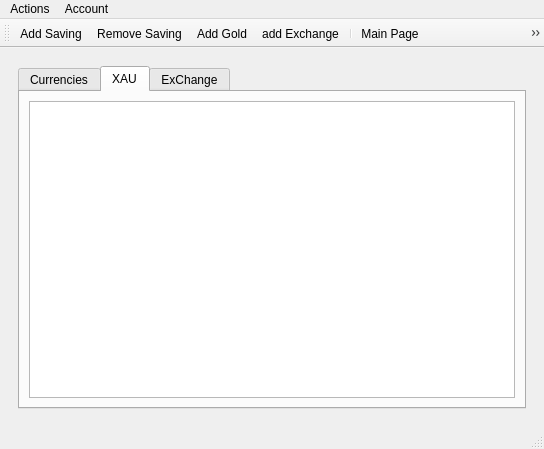
Qt form mainwindow.ui (EmreBilal98/Saving_Organizator) before a commit.
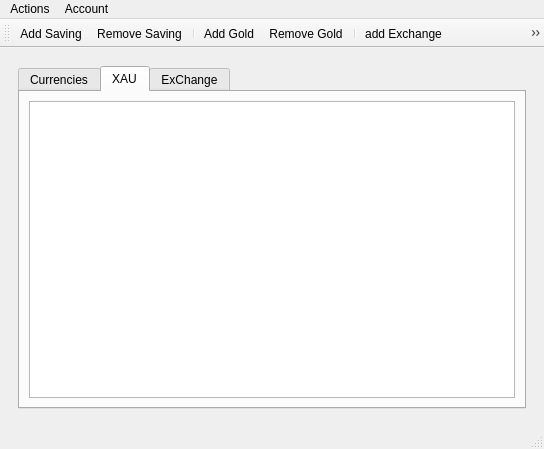
The same form after that commit. Icons and pictures are not drawn.

```diff
--- a/mainwindow.ui
+++ b/mainwindow.ui
@@ -277,8 +277,12 @@
    </attribute>
    <addaction name="actionAdd_Saving"/>
    <addaction name="actionRemove_Saving"/>
+   <addaction name="separator"/>
    <addaction name="actionAdd_Gold"/>
+   <addaction name="actionRemove_Gold"/>
+   <addaction name="separator"/>
    <addaction name="actionadd_Exchange"/>
+   <addaction name="actionRemove_exchange"/>
    <addaction name="separator"/>
    <addaction name="actionMain_Page"/>
    <addaction name="actionAccount_Activities"/>
@@ -361,6 +365,28 @@
     <enum>QAction::MenuRole::NoRole</enum>
    </property>
   </action>
+  <action name="actionRemove_Gold">
+   <property name="icon">
+    <iconset theme="QIcon::ThemeIcon::SystemReboot"/>
+   </property>
+   <property name="text">
+    <string>Remove Gold</string>
+   </property>
+   <property name="menuRole">
+    <enum>QAction::MenuRole::NoRole</enum>
+   </property>
+  </action>
+  <action name="actionRemove_exchange">
+   <property name="icon">
+    <iconset theme="QIcon::ThemeIcon::DocumentSend"/>
+   </property>
+   <property name="text">
+    <string>Remove exchange</string>
+   </property>
+   <property name="menuRole">
+    <enum>QAction::MenuRole::NoRole</enum>
+   </property>
+  </action>
  </widget>
  <resources/>
  <connections/>
```
Left out of the diff: 2 changed lines with no effect on the pictures.
